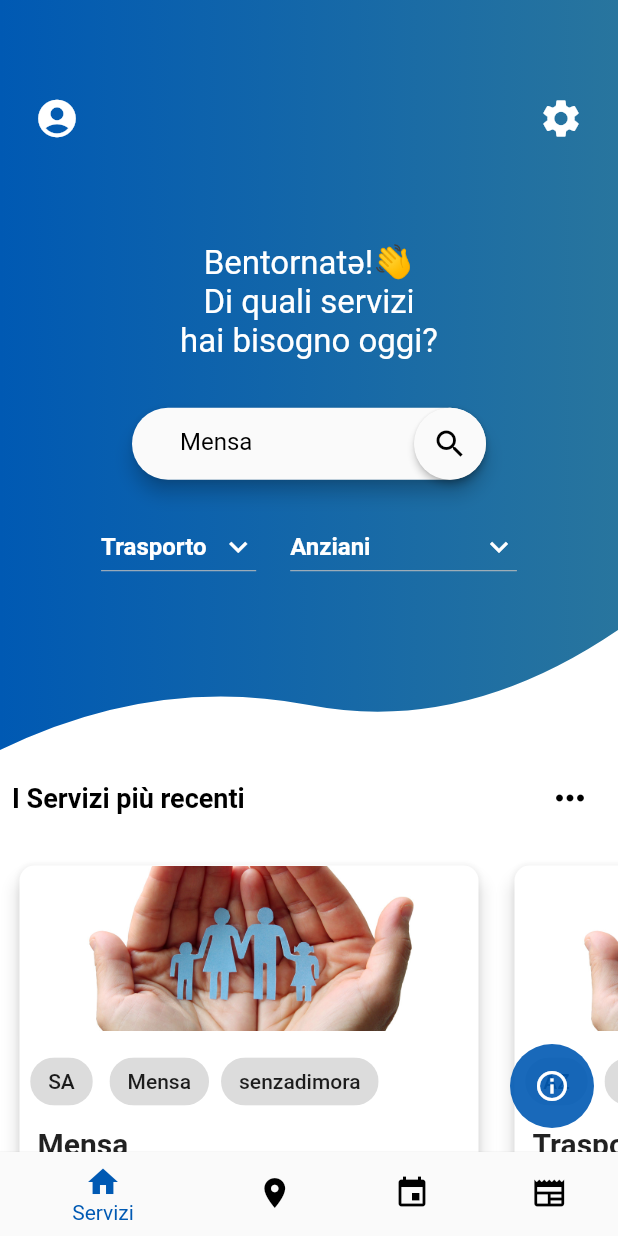
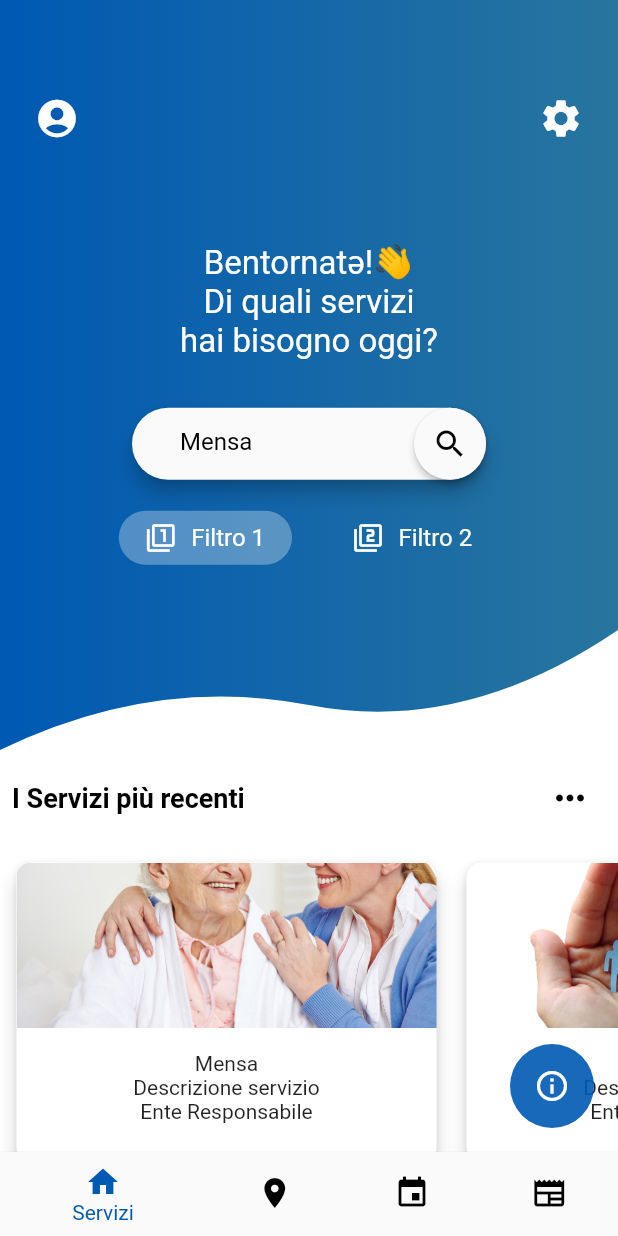
Before and after one commit to FedericoRipoli/EMAD2022_2023-8, a Flutter app: the BottomNav screen opened directly, on a phone screen of 412 x 824 dp. Run offline on Flutter 3.47's test engine with Material 2 defaults, Android fonts, the phone set to English and light mode, and no system bars; our stand-ins replace introduction_screen, shared_preferences; accounts and stored records are empty; project files that could hold a hidden picture were left out.

Commit message:
Revert "Update dettagli home"
This reverts commit ecd2df744a471fdcd8db0c657df8448cae1d4dd9.

```diff
--- a/sws_frontend/lib/entity/Servizio.dart
+++ b/sws_frontend/lib/Service.dart
@@ -1,103 +1,51 @@
 import 'package:flutter/material.dart';
-import 'package:frontend_sws/entity/Ente.dart';
-import 'Contatto.dart';
+import 'main.dart';
 
-class Servizio extends StatelessWidget {
-  final String id;
-  final String? nome, contenuto;
-  final List<AssetImage>? immagini;
-  final List<Contatto>? contatti;
-  final bool visibile;
-  final String? tags, ambito, tipologia;
-  final Ente? ente;
-  /*
-  * private List<Contatto> contatti;
-     private Ambito ambito;
-    @OneToOne
-    private Tipologia tipologia;
-    @OneToOne
-    private Ente ente;
-    @OneToMany
-    private List<OperazioneServizio> operazioni;
-  *
-  * */
+class Service extends StatelessWidget {
+  final String? image, monthyear, oldprice;
+  final String? name, discount, newprice;
 
-  const Servizio({
-    Key? key,
-    required this.id,
-    this.nome,
-    this.contenuto,
-    this.immagini,
-    this.contatti,
-    required this.visibile,
-    this.tags,
-    this.ambito,
-    this.tipologia,
-    this.ente,
-  }) : super(key: key);
+  const Service(
+      {Key? key,
+      this.image,
+      this.monthyear,
+      this.oldprice,
+      this.name,
+      this.discount,
+      this.newprice})
+      : super(key: key);
   @override
   Widget build(BuildContext context) {
-    return Column(children: [
+    Column c = Column(children: [
       GestureDetector(
         onTap: () {},
         child: Container(
-          width: 330,
-          height: 240,
+          width: 300,
+          height: 220,
           child: Card(
             clipBehavior: Clip.antiAliasWithSaveLayer,
             shape: RoundedRectangleBorder(
               borderRadius: BorderRadius.circular(10.0),
             ),
             elevation: 5,
-            margin: const EdgeInsets.all(12),
+            margin: const EdgeInsets.all(10),
             child: Column(
               children: [
                 SizedBox(
                   width: 335,
                   height: 110,
                   child: Image.asset(
-                    "assets/images/welfare.jpg",
+                    image!,
                     fit: BoxFit.fitWidth,
                   ),
                 ),
                 const SizedBox(
-                  height: 6,
+                  height: 16,
                 ),
                 Column(children: [
-                  Row(children: [
-                    Container(
-                      margin: const EdgeInsets.all(4),
-                      child: Chip(
-                        label: Text(ambito!),
-                      ),
-                    ),
-                    Container(
-                      margin: const EdgeInsets.all(4),
-                      child: Chip(
-                        label: Text(tipologia!),
-                      ),
-                    ),
-                    Container(
-                      margin: const EdgeInsets.all(4),
-                      child: Chip(
-                        label: Text(tags!),
-                      ),
-                    ),
-                  ]),
-                  Row(children: [
-                    Container(
-                      margin: const EdgeInsets.only(left: 10),
-                      padding: const EdgeInsets.all(2),
-                      alignment: Alignment.center,
-                      child: Text(
-                        nome!,
-                        style: const TextStyle(
-                          fontSize: 20,
-                          fontWeight: FontWeight.bold,
-                        ),
-                      ),
-                    ),
-                  ]),
+                  Text(name!),
+                  Text('Descrizione servizio'),
+                  Text('Ente Responsabile')
                 ])
               ],
             ),
@@ -105,6 +53,8 @@ class Servizio extends StatelessWidget {
         ),
       ),
     ]);
+
+    return c;
   }
 }
 
--- a/sws_frontend/lib/main.dart
+++ b/sws_frontend/lib/main.dart
@@ -1,4 +1,3 @@
-import 'package:flutter/cupertino.dart';
 import 'package:flutter/material.dart';
 // pagine app
 import 'screens/Map.dart';
@@ -9,7 +8,7 @@ import 'screens/Options.dart';
 
 // utilities class
 import 'SearchTab.dart';
-import 'entity/Servizio.dart';
+import 'Service.dart';
 
 void main() {
   runApp(MaterialApp(
@@ -26,7 +25,6 @@ ThemeData appTheme = ThemeData(
   secondaryHeaderColor: const Color(0xFF28759E) /* Colors.teal*/
   ,
   scaffoldBackgroundColor: Colors.white,
-  visualDensity: VisualDensity.adaptivePlatformDensity,
   // fontFamily:
 );
 
@@ -172,27 +170,8 @@ class HomeTop extends StatefulWidget {
 
 // parte superiore della Home
 class _HomeTop extends State<HomeTop> {
-  // Initial Selected Value
-  String dropdownvalue = 'Trasporto';
-  // List of items in our dropdown menu
-  var items = [
-    'Trasporto',
-    'Mensa',
-    'Svago',
-    'Assistenza',
-  ];
-
-  String dropdownvalue2 = 'Anziani';
-  // List of items in our dropdown menu
-  var items2 = [
-    'Anziani',
-    'Giovani',
-    'Disabilità Motorie',
-    'Autismo',
-  ];
   var isServiceSelected = true;
   TextEditingController c = TextEditingController(text: services[2]);
-
   @override
   Widget build(BuildContext context) {
     return Stack(
@@ -291,8 +270,7 @@ class _HomeTop extends State<HomeTop> {
                               horizontal: 32, vertical: 13),
                           suffixIcon: Material(
                             elevation: 2.0,
-                            borderRadius:
-                                const BorderRadius.all(Radius.circular(30)),
+                            borderRadius: BorderRadius.all(Radius.circular(30)),
                             child: InkWell(
                               child: const Icon(
                                 Icons.search,
@@ -317,67 +295,29 @@ class _HomeTop extends State<HomeTop> {
                   mainAxisAlignment: MainAxisAlignment.spaceAround,
                   children: <Widget>[
                     InkWell(
-                      child: DropdownButton(
-                        // Initial Value
-                        value: dropdownvalue,
-                        dropdownColor: appTheme.primaryColor,
-                        // Down Arrow Icon
-                        icon: const Icon(
-                          Icons.keyboard_arrow_down,
-                          color: Colors.white,
-                        ),
-
-                        // Array list of items
-                        items: items.map((String items) {
-                          return DropdownMenuItem(
-                            value: items,
-                            child: Text(items,
-                                style: const TextStyle(
-                                    color: Colors.white,
-                                    fontWeight: FontWeight.bold)),
-                          );
-                        }).toList(),
-                        // After selecting the desired option,it will
-                        // change button value to selected value
-                        onChanged: (String? newValue) {
+                      child: Choice08(
+                          icon: Icons.filter_1,
+                          text: "Filtro 1",
+                          selected: isServiceSelected),
+                      onTap: () {
                         setState(() {
-                            dropdownvalue = newValue!;
+                          isServiceSelected = true;
                         });
                       },
-                      ),
                     ),
                     SizedBox(
                       width: width! * 0.055,
                     ),
                     InkWell(
-                      child: DropdownButton(
-                        // Initial Value
-                        value: dropdownvalue2,
-                        dropdownColor: appTheme.primaryColor,
-                        // Down Arrow Icon
-                        icon: const Icon(
-                          Icons.keyboard_arrow_down,
-                          color: Colors.white,
-                        ),
-
-                        // Array list of items
-                        items: items2.map((String items) {
-                          return DropdownMenuItem(
-                            value: items,
-                            child: Text(items,
-                                style: const TextStyle(
-                                    color: Colors.white,
-                                    fontWeight: FontWeight.bold)),
-                          );
-                        }).toList(),
-                        // After selecting the desired option,it will
-                        // change button value to selected value
-                        onChanged: (String? newValue) {
+                      child: Choice08(
+                          icon: Icons.filter_2,
+                          text: "Filtro 2",
+                          selected: !isServiceSelected),
+                      onTap: () {
                         setState(() {
-                            dropdownvalue2 = newValue!;
+                          isServiceSelected = false;
                         });
                       },
-                      ),
                     ),
                   ],
                 )
@@ -494,7 +434,7 @@ var homeDown = Column(
       //height: height! * .25 < 170 ? height! * .25 : 170,
       //height: height! * .25 < 300 ? height! * .25 : 300,
       child: ConstrainedBox(
-        constraints: BoxConstraints(maxHeight: 280, minHeight: height! * .10),
+        constraints: BoxConstraints(maxHeight: 250, minHeight: height! * .13),
         child: ListView.builder(
             itemBuilder: (context, index) => listServices[index],
             shrinkWrap: true,
@@ -506,23 +446,29 @@ var homeDown = Column(
   ],
 );
 
-List<Servizio> listServices = [
-  const Servizio(
-    id: "00001",
-    nome: "Mensa",
-    contenuto: "Servizio mensa per i senzadimora",
-    visibile: true,
-    tags: "senzadimora",
-    ambito: "SA",
-    tipologia: "Mensa",
+List<Service> listServices = [
+  const Service(
+    image: "assets/images/servizi-sociali.jpg",
+    name: "Mensa",
+    monthyear: "19:00-21:00",
+    oldprice: "Gratis",
+    newprice: "Salerno",
+    discount: "SA",
   ),
-  const Servizio(
-    id: "00002",
-    nome: "Trasporto Anziani",
-    contenuto: "Servizio di trasporto per gli anziani",
-    visibile: true,
-    tags: "anziani",
-    ambito: "AZ",
-    tipologia: "Trasporto",
+  const Service(
+    image: "assets/images/welfare.jpg",
+    name: "Taxi",
+    monthyear: "Prenota",
+    oldprice: "Gratis",
+    newprice: "Pellezzano",
+    discount: "SA",
+  ),
+  const Service(
+    image: "assets/images/servizi-sociali.jpg",
+    name: "Mensa",
+    monthyear: "12:00-15:00",
+    oldprice: "Gratis",
+    newprice: "Salerno",
+    discount: "SA",
   ),
 ];
```
Also changed, not shown: sws_frontend/lib/SearchTab.dart (+23 -17 lines), sws_frontend/lib/entity/Contatto.dart (deleted, +0 -27 lines), sws_frontend/lib/entity/Ente.dart (deleted, +0 -32 lines), sws_frontend/lib/screens/Map.dart (+2 -8 lines). Lines whose indentation alone changed are shown as unchanged.
